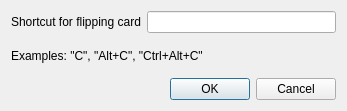
gitalnabi/anki_persistent_editor, file designer/settings.ui: the form before one commit.
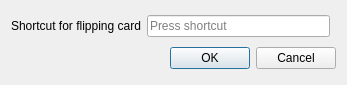
The form after the commit.

Commit message: Use QKeySequence rather than QLineEdit

What changed in the file:
```diff
--- a/designer/settings.ui
+++ b/designer/settings.ui
@@ -7,7 +7,7 @@
     <x>0</x>
     <y>0</y>
     <width>347</width>
-    <height>111</height>
+    <height>85</height>
    </rect>
   </property>
   <property name="sizePolicy">
@@ -20,7 +20,17 @@
    <string>Ze Add Note Id Settings</string>
   </property>
   <layout class="QGridLayout" name="gridLayout">
-   <item row="2" column="1" colspan="2">
+   <item row="0" column="0">
+    <widget class="QLabel" name="flipLabel">
+     <property name="text">
+      <string>Shortcut for flipping card</string>
+     </property>
+    </widget>
+   </item>
+   <item row="0" column="1">
+    <widget class="QKeySequenceEdit" name="flipShortcut"/>
+   </item>
+   <item row="1" column="1" colspan="2">
     <widget class="QDialogButtonBox" name="buttonBox">
      <property name="orientation">
       <enum>Qt::Horizontal</enum>
@@ -30,23 +40,6 @@
      </property>
     </widget>
    </item>
-   <item row="0" column="1" colspan="2">
-    <widget class="QLineEdit" name="flipShortcut"/>
-   </item>
-   <item row="0" column="0">
-    <widget class="QLabel" name="flipLabel">
-     <property name="text">
-      <string>Shortcut for flipping card</string>
-     </property>
-    </widget>
-   </item>
-   <item row="1" column="0" colspan="3">
-    <widget class="QLabel" name="example">
-     <property name="text">
-      <string>Examples: &quot;C&quot;, &quot;Alt+C&quot;, &quot;Ctrl+Alt+C&quot;</string>
-     </property>
-    </widget>
-   </item>
   </layout>
  </widget>
  <resources/>
```
Left out of the diff: 2 changed lines with no effect on the pictures. The commit also changes 1 other file.
